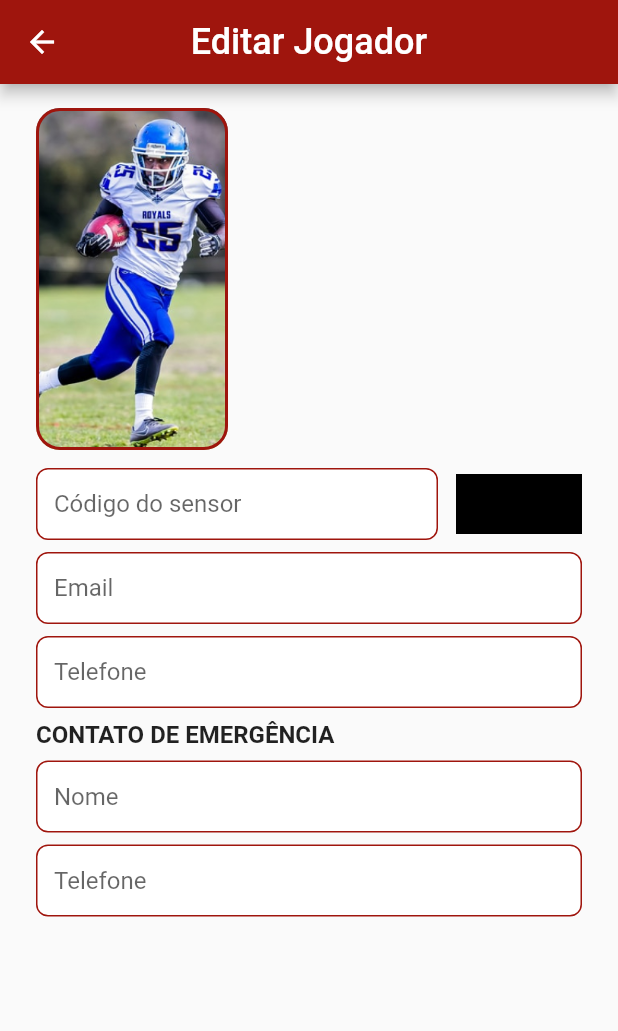
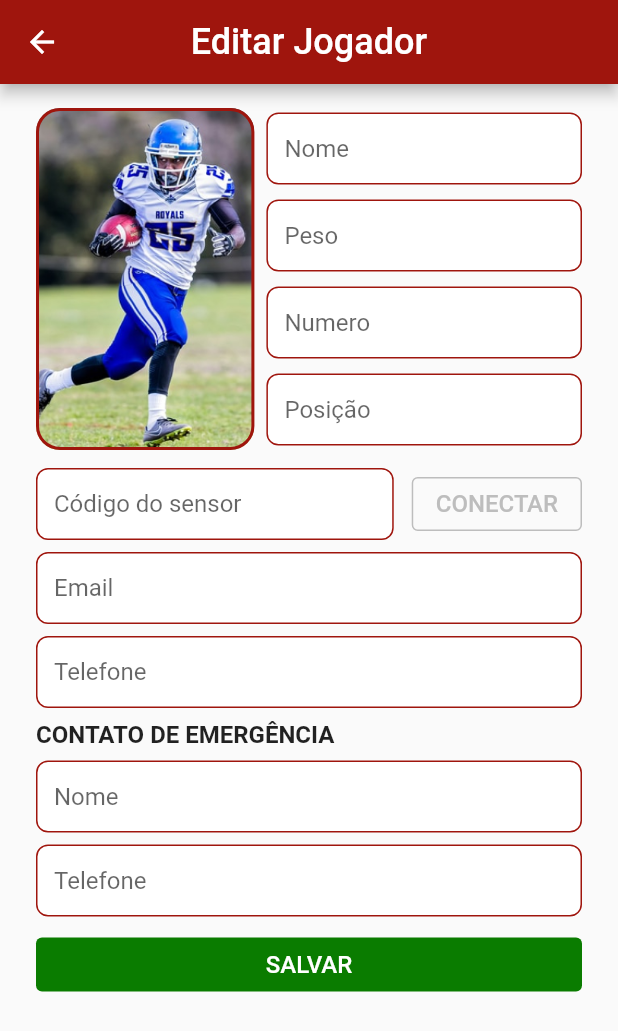
Before and after one commit to MateusFerroAntunesdeOliveira/sixth_sense, a Flutter app: the screen it shows after launch, on a phone screen of 412 x 824 dp. Shown: the top 1031 px of the screen. Run offline on Flutter 3.47's test engine with Material 2 defaults, Android fonts, the phone set to English and light mode, and no system bars.

Commit message:
EditJogador update

```diff
--- a/lib/src/pages/player/edit_page.dart
+++ b/lib/src/pages/player/edit_page.dart
@@ -22,7 +22,9 @@ class EditPlayer extends StatelessWidget {
         leading: IconButton(
           icon: const Icon(Icons.arrow_back),
           tooltip: "Voltar",
-          onPressed: () { Navigator.of(context).pop(); },
+          onPressed: () {
+            Navigator.of(context).pop();
+          },
         ),
         backgroundColor: const Color(0xFF9F150D),
         toolbarHeight: 56,
@@ -32,7 +34,8 @@ class EditPlayer extends StatelessWidget {
           style: TextStyle(fontSize: 24, fontWeight: FontWeight.w500),
         ),
       ),
-      body: Padding(
+      body: SingleChildScrollView(
+        child: Padding(
           padding: const EdgeInsets.symmetric(horizontal: 24, vertical: 16),
           child: Column(
             children: [
@@ -40,7 +43,9 @@ class EditPlayer extends StatelessWidget {
               Row(
                 children: [
                   //-> Imagem
-                Container(
+                  Expanded(
+                    flex: 2,
+                    child: Container(
                       height: 228,
                       width: 128,
                       decoration: BoxDecoration(
@@ -52,25 +57,41 @@ class EditPlayer extends StatelessWidget {
                         borderRadius: BorderRadius.circular(16),
                       ),
                     ),
+                  ),
                   //-> TextsForms
-                Column(
+                  Expanded(
+                    flex: 3,
+                    child: Padding(
+                      padding: const EdgeInsets.only(left: 8),
+                      child: Column(
                         children: [
                           //-> Nome
+                          _inputText(hintText: "Nome"),
+                          SizedBox(height: 10),
                           //-> Peso e Altura
-                    Row(
-                      children: const [],
+                          _inputText(hintText: "Peso"),
+                          SizedBox(height: 10),
+                          //-> Numero e Tipo de Sangue
+                          _inputText(hintText: "Numero"),
+                          SizedBox(height: 10),
+                          //-> Posição
+                          _inputText(hintText: "Posição"),
+                          //TODO Questão das rows com outros textsForms...
+                          // Expanded(flex: 1, child: _inputText(hintText: "Telefone")),
+                          // Row(
+                          //   children: [
+                          //     _inputText(hintText: "Nome"),
+                          //   ],
+                          // ),
+                        ],
                       ),
-                    //-> Numero e Tipo de Sangue
-                    Row(
-                      children: const [],
                     ),
-                    //-> Posição
-                  ],
                   ),
                 ],
               ),
               //-> TextsForms
               SizedBox(height: 12),
+              //-> Codigo do Sensor e botão Conectar
               Row(
                 children: [
                   Expanded(
@@ -79,10 +100,22 @@ class EditPlayer extends StatelessWidget {
                     ),
                   ),
                   SizedBox(width: 12),
-                Container(
-                  width: 84,
-                  height: 40,
-                  color: Colors.black,
+                  ElevatedButton(
+                    style: BasicButtonStyle(
+                      elevation: 0,
+                      backgroundColor: Colors.transparent,
+                      shape: RoundedRectangleBorder(
+                        borderRadius: BorderRadius.circular(4),
+                        side: BorderSide(color: Color(0xFFBDBDBD)),
+                      ),
+                    ),
+                    child: Text(
+                      "CONECTAR",
+                      style: TextStyle(color: Color(0xFFBDBDBD), fontSize: 16),
+                    ),
+                    onPressed: () {
+                      //TODO OnPressed do botão Salvar
+                    },
                   ),
                 ],
               ),
@@ -91,6 +124,7 @@ class EditPlayer extends StatelessWidget {
               SizedBox(height: 8),
               _inputText(hintText: "Telefone"),
               SizedBox(height: 8),
+              //-> Contato de Emergência
               Row(
                 children: const [
                   Text(
@@ -105,7 +139,30 @@ class EditPlayer extends StatelessWidget {
               _inputText(hintText: "Telefone"),
               SizedBox(height: 8),
               //-> Botao salvar
+              Row(
+                children: [
+                  Expanded(
+                    child: ElevatedButton(
+                      style: BasicButtonStyle(
+                        elevation: 0,
+                        backgroundColor: Color(0xFF0A7C00),
+                        shape: RoundedRectangleBorder(
+                          borderRadius: BorderRadius.circular(4),
+                        ),
+                      ),
+                      child: Text(
+                        "SALVAR",
+                        style: TextStyle(color: Colors.white, fontSize: 16),
+                      ),
+                      onPressed: () {
+                        //TODO OnPressed do botão Salvar
+                      },
+                    ),
+                  ),
                 ],
+              ),
+            ],
+          ),
         ),
       ),
     );
--- a/lib/src/utils/styles.dart
+++ b/lib/src/utils/styles.dart
@@ -1,4 +1,48 @@
 import 'package:flutter/material.dart';
+
+class BasicButtonStyle extends ButtonStyle {
+  BasicButtonStyle({
+    TextStyle? textStyle,
+    Color? backgroundColor,
+    Color? disabledColor,
+    Color? foregroundColor,
+    Color? overlayColor,
+    Color? shadowColor,
+    double? elevation,
+    EdgeInsets? padding,
+    Size? minimumSize,
+    BorderSide? side,
+    OutlinedBorder? shape,
+    MouseCursor? mouseCursor,
+    VisualDensity? visualDensity,
+    MaterialTapTargetSize? tapTargetSize,
+    Duration? animationDuration,
+    bool? enableFeedback,
+    Alignment? alignment,
+  }) : super(
+          textStyle: MaterialStateProperty.all(textStyle),
+          backgroundColor: MaterialStateProperty.resolveWith((states) {
+            if (disabledColor != null && states.contains(MaterialState.disabled)) {
+              return disabledColor;
+            }
+            return backgroundColor;
+          }),
+          foregroundColor: MaterialStateProperty.all(foregroundColor),
+          overlayColor: MaterialStateProperty.all(overlayColor),
+          shadowColor: MaterialStateProperty.all(shadowColor),
+          elevation: MaterialStateProperty.all(elevation),
+          padding: MaterialStateProperty.all(padding),
+          minimumSize: MaterialStateProperty.all(minimumSize),
+          side: MaterialStateProperty.all(side),
+          shape: MaterialStateProperty.all(shape),
+          mouseCursor: MaterialStateProperty.all(mouseCursor),
+          visualDensity: visualDensity,
+          tapTargetSize: tapTargetSize,
+          animationDuration: animationDuration,
+          enableFeedback: enableFeedback,
+          alignment: alignment,
+        );
+}
 
 class SixthSenseStyles {
   static InputDecoration inputDecoration(
```
Lines whose indentation alone changed are shown as unchanged.
